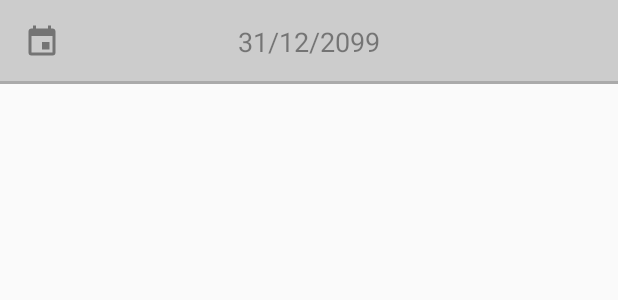
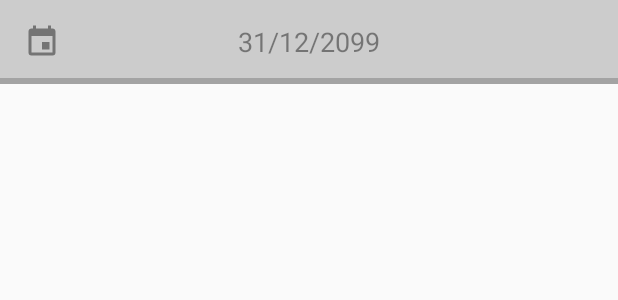
Before and after one commit to AllanHasegawa/PassosDoImpeachment-app, an Android app: the layout item_important_news_date.xml on its own in the app's theme, with its tools: preview values and no code run, on a phone screen of 412 x 824 dp. Shown: the top 300 px of the screen. Run offline under Robolectric (Android 15) with nearby library versions, the phone set to English and light mode, and no system bars.

Commit message:
tweaked news colors

```diff
--- a/app/src/main/res/layout/item_important_news.xml
+++ b/app/src/main/res/layout/item_important_news.xml
@@ -21,7 +21,7 @@
             android:layout_width="match_parent"
             android:layout_height="wrap_content"
             android:layout_marginBottom="16dp"
-            android:background="@color/colorSecondaryLight"
+            android:background="@color/colorSecondary"
             android:orientation="vertical">
 
             <TextView
@@ -30,7 +30,7 @@
                 android:layout_width="match_parent"
                 android:layout_height="wrap_content"
                 android:text="Lorem ipsum dolor sit amet, consectetur adipiscing elit. Nulla quis metus lectus."
-                android:textColor="@color/colorPrimaryText"
+                android:textColor="#DFFF"
                 />
 
             <TextView
@@ -39,7 +39,7 @@
                 android:layout_width="match_parent"
                 android:layout_height="wrap_content"
                 android:text="Sed tincidunt ipsum quis est sagittis, eu posuere ante finibus. Nunc in tincidunt est. Cras tempus tortor at congue convallis. Nunc ac malesuada neque."
-                android:textColor="@color/colorSecondaryText"
+                android:textColor="#AFFF"
                 />
 
         </LinearLayout>
--- a/app/src/main/res/layout/item_important_news_date.xml
+++ b/app/src/main/res/layout/item_important_news_date.xml
@@ -9,6 +9,7 @@
         android:layout_height="wrap_content"
         android:background="#cccccc"
         >
+
         <ImageView
             android:layout_width="wrap_content"
             android:layout_height="wrap_content"
@@ -31,10 +32,10 @@
 
         <FrameLayout
             android:layout_width="match_parent"
-            android:layout_height="2dp"
+            android:layout_height="4dp"
             android:layout_gravity="bottom"
-            android:background="#aaa"
-            >
-        </FrameLayout>
+            android:background="#3000"
+            />
     </FrameLayout>
+
 </RelativeLayout>
```
